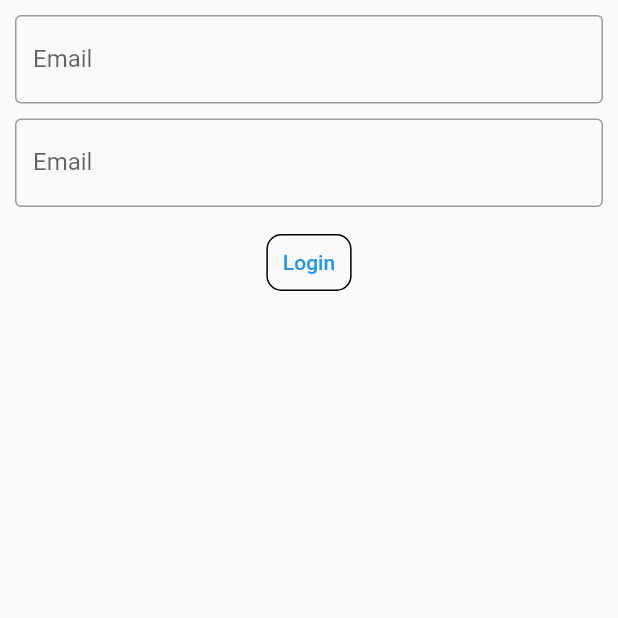
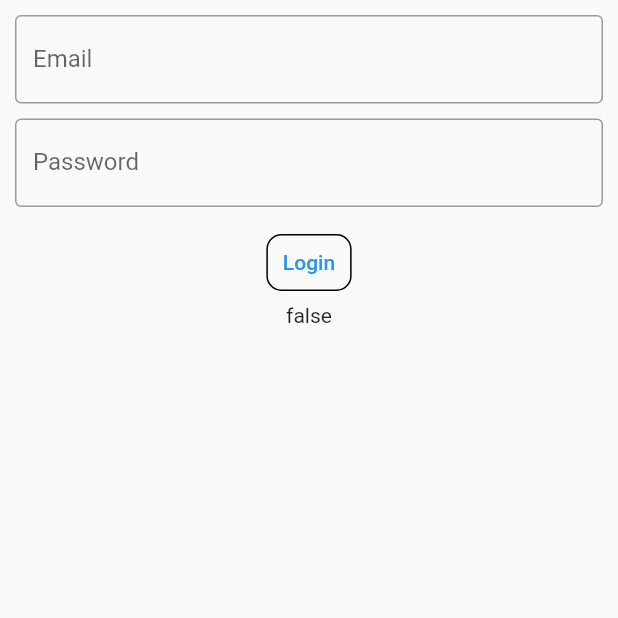
Before and after one commit to quyle1222/Flutter_Bloc_Shopping_Cart, a Flutter app: the screen it shows after launch, after a tap on "Login", on a phone screen of 412 x 824 dp, the top half of it. Run offline on Flutter 3.47's test engine with Material 2 defaults, Android fonts, the phone set to English and light mode, and no system bars; our stand-ins replace bloc, equatable, flutter_bloc.

Commit message:
update soucre

```diff
--- a/lib/auth/auth.dart
+++ b/lib/auth/auth.dart
@@ -0,0 +1,3 @@
+export "bloc/auth_bloc.dart";
+export 'view/auth_page.dart';
+export 'models/auth_model.dart';
--- a/lib/auth/bloc/auth_bloc.dart
+++ b/lib/auth/bloc/auth_bloc.dart
@@ -1,12 +1,9 @@
 // ignore_for_file: prefer_single_quotes, prefer_const_constructors
 
 import 'dart:developer';
-
 import 'package:bloc/bloc.dart';
-import 'package:equatable/equatable.dart';
-import 'package:flutter/cupertino.dart';
-import 'package:flutter_shopping_cart/auth/models/auth_model.dart';
-import 'package:flutter_shopping_cart/reponsitory/auth_repository.dart';
+import 'package:flutter/material.dart';
+import 'package:flutter_shopping_cart/auth/auth.dart';
 part 'auth_event.dart';
 part 'auth_state.dart';
 
@@ -15,7 +12,9 @@ class AuthBloc extends Bloc<AuthEvent, AuthState> {
     on<AuthStarted>(_onStarted);
     on<AuthSubmit>(_onSubmit);
     on<AuthChange>(_onChange);
+    on<AuthLogin>(_onLogin);
   }
+
   void _onStarted(AuthStarted event, Emitter<AuthState> emit) {
     emit(AuthLoading());
     try {
@@ -38,10 +37,29 @@ class AuthBloc extends Bloc<AuthEvent, AuthState> {
   void _onChange(AuthChange event, Emitter<AuthState> emit) {
     final email = event.email;
     final password = event.password;
+    emit(AuthLoading());
     try {
       emit(AuthLoaded(auth: Auth(id: email, password: password)));
     } catch (_) {
       emit(AuthError());
     }
   }
+
+  void _onLogin(AuthLogin event, Emitter<AuthState> emit) {
+    final email = event.props!.id;
+    final password = event.props!.password;
+    emit(AuthLoading());
+    try {
+      bool _isLogin;
+      if (email == "admin" && password == "123456") {
+        _isLogin = true;
+      } else {
+        _isLogin = false;
+      }
+      emit(AuthLoaded(
+          auth: Auth(id: email, password: password), isSuccess: _isLogin));
+    } catch (_) {
+      emit(AuthError());
+    }
+  }
 }
--- a/lib/auth/bloc/auth_event.dart
+++ b/lib/auth/bloc/auth_event.dart
@@ -3,21 +3,33 @@ part of 'auth_bloc.dart';
 @immutable
 abstract class AuthEvent {
   const AuthEvent();
+  Auth? get props => null;
+  bool get isSuccess => false;
 }
 
 class AuthStarted extends AuthEvent {
-  List<Object> get props => [];
+  @override
+  Auth? get props => null;
 }
 
 class AuthSubmit extends AuthEvent {
   const AuthSubmit(this.auth);
   final Auth auth;
-  List<Object> get props => [auth];
+  @override
+  Auth get props => auth;
 }
 
 class AuthChange extends AuthEvent {
   const AuthChange({required this.email, required this.password});
   final String email;
   final String password;
-  List<Object> get props => [email, password];
+  @override
+  Auth get props => Auth(id: email, password: password);
 }
+
+class AuthLogin extends AuthEvent {
+  const AuthLogin({required this.auth});
+  final Auth auth;
+  @override
+  Auth? get props => auth;
+}
--- a/lib/auth/bloc/auth_state.dart
+++ b/lib/auth/bloc/auth_state.dart
@@ -3,18 +3,28 @@ part of 'auth_bloc.dart';
 @immutable
 abstract class AuthState {
   const AuthState();
+  Auth? get props => null;
+  bool? get isLogin => null;
 }
 
 class AuthLoading extends AuthState {
-  List<Object> get props => [];
+  @override
+  Auth? get props => null;
 }
 
 class AuthLoaded extends AuthState {
-  const AuthLoaded({this.auth = const Auth(id: '', password: '')});
+  const AuthLoaded(
+      {this.auth = const Auth(id: '', password: ''), this.isSuccess = false});
   final Auth auth;
-  List<Object> get props => [auth];
+  final bool isSuccess;
+
+  @override
+  Auth get props => auth;
+  @override
+  bool? get isLogin => isSuccess;
 }
 
 class AuthError extends AuthState {
-  List<Object> get props => [];
+  @override
+  Auth? get props => null;
 }
--- a/lib/auth/view/auth_page.dart
+++ b/lib/auth/view/auth_page.dart
@@ -1,20 +1,39 @@
-import 'dart:developer';
 import 'package:flutter/material.dart';
-import 'package:flutter/services.dart';
 import 'package:flutter_bloc/flutter_bloc.dart';
-import 'package:flutter_shopping_cart/auth/bloc/auth_bloc.dart';
-import 'package:flutter_shopping_cart/cart/cart.dart';
+import 'package:flutter_shopping_cart/auth/auth.dart';
 
-class AuthPage extends StatelessWidget {
+class AuthPage extends StatefulWidget {
+  const AuthPage({Key? key}) : super(key: key);
+
+  @override
+  State<StatefulWidget> createState() => _AuthPageState();
+}
+
+class _AuthPageState extends State<AuthPage> {
+  late TextEditingController _controller;
+
+  @override
+  void initState() {
+    super.initState();
+    _controller = TextEditingController();
+  }
+
+  @override
+  void dispose() {
+    _controller.dispose();
+    super.dispose();
+  }
+
   @override
   Widget build(BuildContext context) {
     return SafeArea(
         child: Scaffold(
-            // appBar: AppBar(title: const Text('Cart')),
       body: Container(
           padding: const EdgeInsets.all(10),
-      child: Input(),
-    )));
+          child: Column(
+            children: [Input(), TextInformation()],
+          )),
+    ));
   }
 }
 
@@ -24,24 +43,9 @@ class Input extends StatelessWidget {
   @override
   Widget build(BuildContext context) {
     return Column(children: [
-      const TextField(
-        obscureText: false,
-        decoration: InputDecoration(
-          border: OutlineInputBorder(),
-          labelText: 'Email',
-        ),
-      ),
-      const SizedBox(
-        height: 10,
-      ),
       BlocBuilder<AuthBloc, AuthState>(builder: (context, state) {
         return TextField(
-          onChanged: (value) => {
-            context
-                .read<AuthBloc>()
-                .add(AuthChange(email: value, password: "")),
-            print('state $state')
-          },
+          controller: emailController,
           obscureText: false,
           decoration: const InputDecoration(
             border: OutlineInputBorder(),
@@ -52,8 +56,29 @@ class Input extends StatelessWidget {
       const SizedBox(
         height: 10,
       ),
-      TextButton(
-          onPressed: () => print("stat"),
+      BlocBuilder<AuthBloc, AuthState>(builder: (context, state) {
+        return TextField(
+          controller: passwordController,
+          onChanged: (value) => {
+            context
+                .read<AuthBloc>()
+                .add(AuthChange(email: state.props!.id, password: value)),
+          },
+          obscureText: true,
+          decoration: const InputDecoration(
+            border: OutlineInputBorder(),
+            labelText: 'Password',
+          ),
+        );
+      }),
+      const SizedBox(
+        height: 10,
+      ),
+      BlocBuilder<AuthBloc, AuthState>(builder: (context, state) {
+        return TextButton(
+            onPressed: () => context.read<AuthBloc>().add(AuthLogin(
+                auth: Auth(
+                    id: state.props!.id, password: state.props!.password))),
             child: Container(
               padding: EdgeInsets.all(10),
               child: const Text('Login'),
@@ -61,7 +86,19 @@ class Input extends StatelessWidget {
                 border: Border.all(color: Colors.black),
                 borderRadius: const BorderRadius.all(Radius.circular(10)),
               ),
-          ))
+            ));
+      }),
     ]);
   }
 }
+
+class TextInformation extends StatelessWidget {
+  @override
+  Widget build(BuildContext context) {
+    return BlocBuilder<AuthBloc, AuthState>(builder: (context, state) {
+      return Container(
+        child: Text(state.isLogin.toString()),
+      );
+    });
+  }
+}
--- a/lib/reponsitory/auth_repository.dart
+++ /dev/null
@@ -1,9 +0,0 @@
-import 'package:flutter_shopping_cart/auth/models/auth_model.dart';
-
-class AuthRepository {
-  Auth data = const Auth();
-
-  void changeData(String id, String password) {
-    data = Auth(id: id, password: password);
-  }
-}
```
Lines whose indentation alone changed are shown as unchanged.
